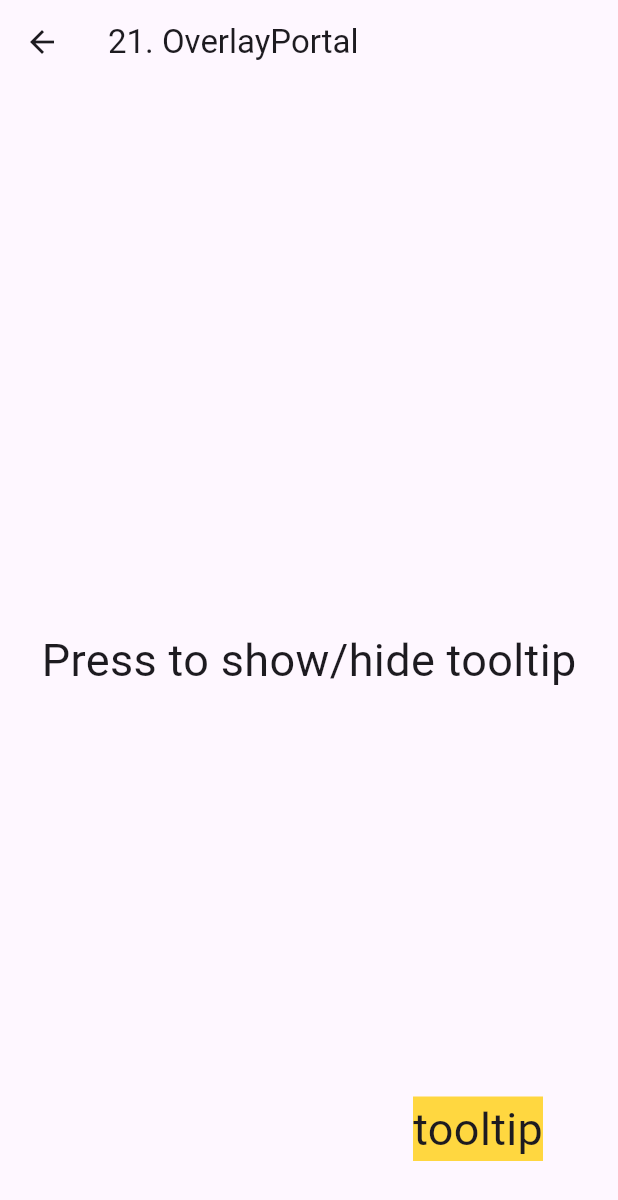
After one commit to jeongan-gn/flutter_of_the_week, a Flutter app: the OverlayPortalPage screen opened directly, after a tap on "Press to show/hide tooltip", on a phone screen of 412 x 824 dp. The commit adds this screen. Shown: the top 1200 px of the screen. Run offline on Flutter 3.47's test engine with Material 3 defaults, Android fonts, the phone set to English and light mode, and no system bars; our stand-ins replace video_player.

Commit message:
feat(widget): [21] OverlayPortal

```diff
--- a/lib/main.dart
+++ b/lib/main.dart
@@ -12,6 +12,7 @@ import 'widget_otw/10_UnmodifiableListView.dart';
 import 'widget_otw/11_Uint8List.dart';
 import 'widget_otw/19_SecmentedButton.dart';
 import 'widget_otw/20_DropdownMenu.dart';
+import 'widget_otw/21_OverlayPortal.dart';
 
 void main() {
   runApp(const MyApp());
@@ -123,6 +124,11 @@ class _WidgetListPageState extends State<WidgetListPage> {
       name: 'DropdownMenu',
       pageBuilder: () => const DropdownMenuPage(),
     ),
+    WidgetItem(
+      number: 21,
+      name: 'OverlayPortal',
+      pageBuilder: () => const OverlayPortalPage(),
+    ),
   ];
 
   @override
--- /dev/null
+++ b/lib/widget_otw/21_OverlayPortal.dart
@@ -0,0 +1,51 @@
+import 'package:flutter/material.dart';
+
+class OverlayPortalPage extends StatefulWidget {
+  const OverlayPortalPage({super.key});
+  @override
+  State<OverlayPortalPage> createState() => _OverlayPortalState();
+}
+
+class _OverlayPortalState extends State<OverlayPortalPage> {
+  @override
+  Widget build(BuildContext context) {
+    return Scaffold(
+      appBar: AppBar(title: Text("21. OverlayPortal")),
+      body: const Center(
+        child: ClickableTooltipWidget(),
+      ),
+    );
+  }
+}
+
+class ClickableTooltipWidget extends StatefulWidget {
+  const ClickableTooltipWidget({super.key});
+
+  @override
+  State<ClickableTooltipWidget> createState() => _ClickableTooltipWidgetState();
+}
+
+class _ClickableTooltipWidgetState extends State<ClickableTooltipWidget> {
+  final OverlayPortalController _tooltipController = OverlayPortalController();
+
+  @override
+  Widget build(BuildContext context) {
+    return TextButton(
+      onPressed: _tooltipController.toggle,
+      child: DefaultTextStyle(
+          style: DefaultTextStyle.of(context).style.copyWith(fontSize: 30),
+          child: OverlayPortal(
+            controller: _tooltipController,
+            overlayChildBuilder: (BuildContext context) {
+              return const Positioned(
+                right: 50,
+                bottom: 50,
+                child: ColoredBox(
+                    color: Colors.amberAccent, child: Text('tooltip')),
+              );
+            },
+            child: const Text('Press to show/hide tooltip'),
+          )),
+    );
+  }
+}
```
